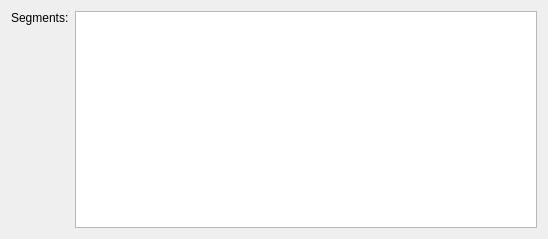
FilmColors/VIAN, file qt_ui/AttributesSegmentation.ui: the form before one commit.
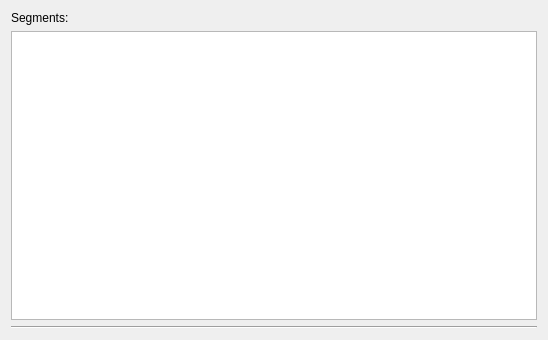
The form after the commit.

What changed in the file:
```diff
--- a/qt_ui/AttributesSegmentation.ui
+++ b/qt_ui/AttributesSegmentation.ui
@@ -7,7 +7,7 @@
     <x>0</x>
     <y>0</y>
     <width>548</width>
-    <height>239</height>
+    <height>340</height>
    </rect>
   </property>
   <property name="sizePolicy">
@@ -27,10 +27,6 @@
   </property>
   <layout class="QVBoxLayout" name="verticalLayout">
    <item>
-    <layout class="QVBoxLayout" name="verticalLayout_2">
-     <item>
-      <layout class="QFormLayout" name="formLayout">
-       <item row="0" column="0">
         <widget class="QLabel" name="label">
          <property name="text">
           <string>Segments:</string>
@@ -40,7 +36,7 @@
          </property>
         </widget>
        </item>
-       <item row="0" column="1">
+   <item>
         <widget class="QTableWidget" name="table_segments">
          <property name="sizePolicy">
           <sizepolicy hsizetype="Expanding" vsizetype="Expanding">
@@ -50,9 +46,12 @@
          </property>
         </widget>
        </item>
-      </layout>
-     </item>
-    </layout>
+   <item>
+    <widget class="Line" name="line">
+     <property name="orientation">
+      <enum>Qt::Horizontal</enum>
+     </property>
+    </widget>
    </item>
   </layout>
  </widget>
```
Lines whose indentation alone changed are shown as unchanged.
